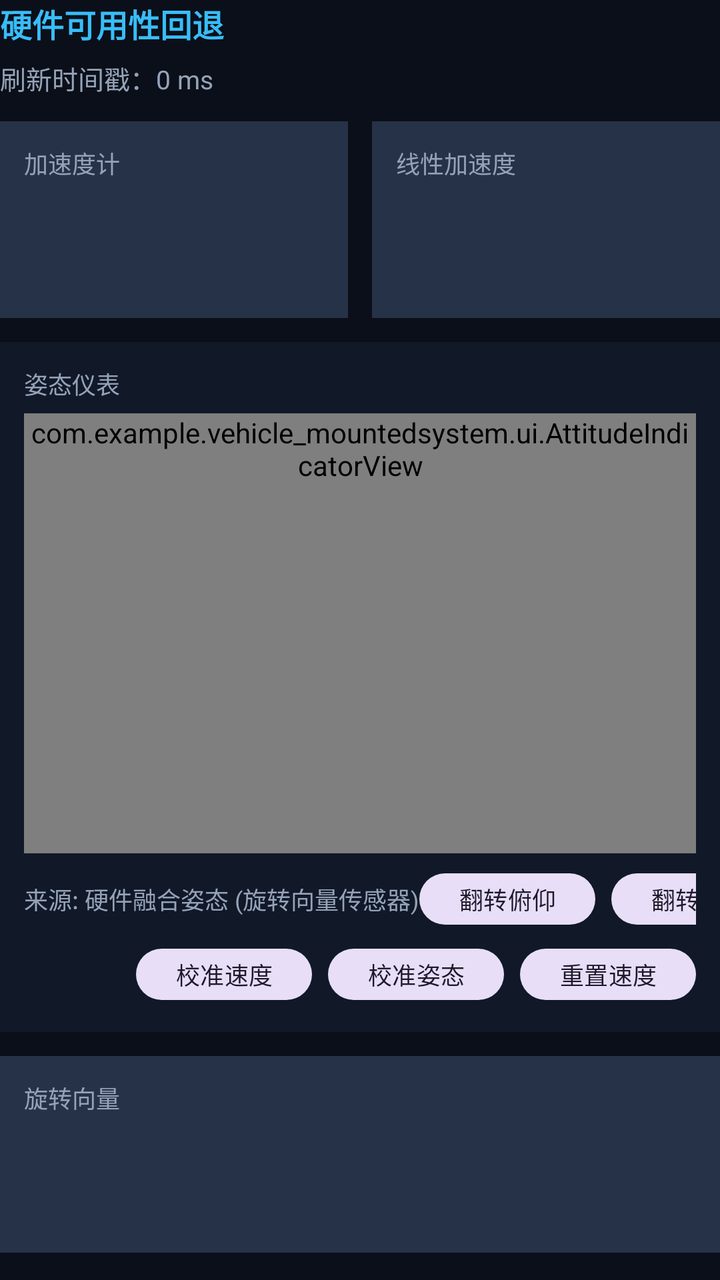
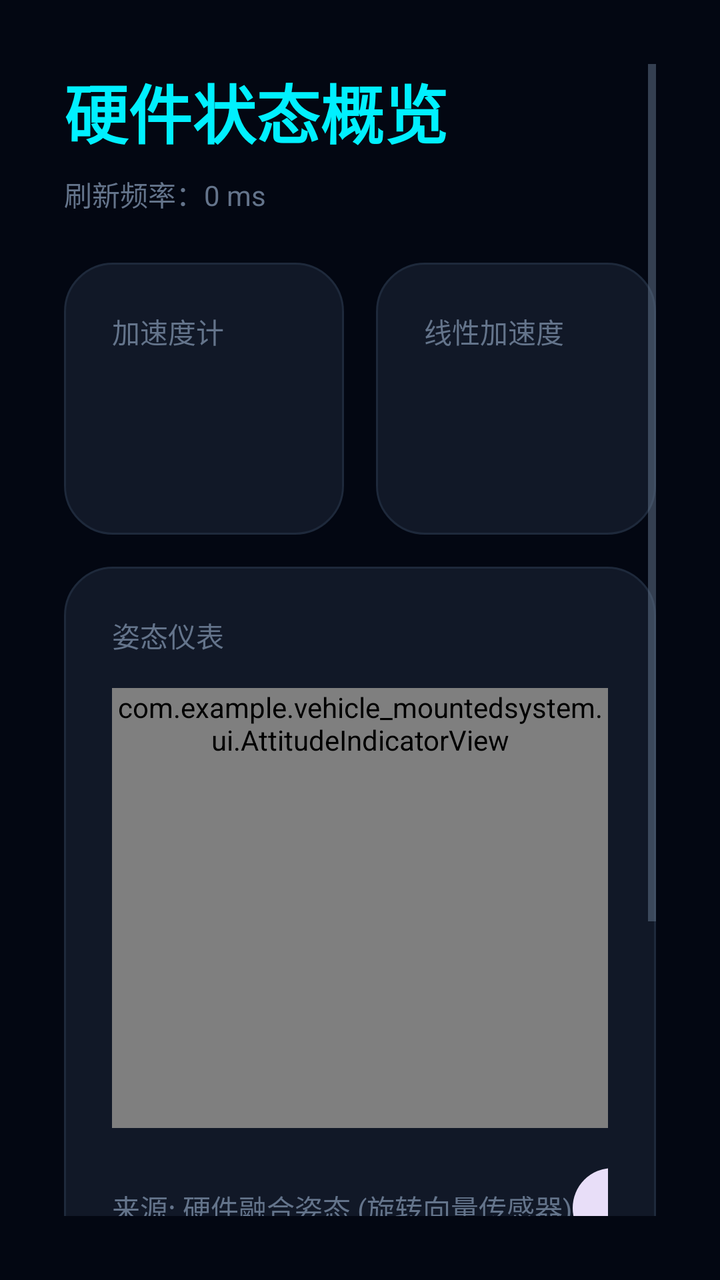

Before-and-after screenshots of an Android layout around one commit, followed by the original layout XML and the change that was made.
<!-- AndroidManifest.xml: application theme Theme.VehiclemountedSystem -->
<!-- res/layout/page_sensor.xml -->
<?xml version="1.0" encoding="utf-8"?>
<ScrollView xmlns:android="http://schemas.android.com/apk/res/android"
    android:id="@+id/pageSensorRoot"
    android:layout_width="match_parent"
    android:layout_height="match_parent"
    android:fillViewport="true">

    <LinearLayout
        android:layout_width="match_parent"
        android:layout_height="wrap_content"
        android:orientation="vertical">

        <TextView
            android:id="@+id/sensorPageTitle"
            android:layout_width="wrap_content"
            android:layout_height="wrap_content"
            android:text="@string/page_sensor_badge"
            android:textColor="@color/accent_blue"
            android:textSize="@dimen/page_title_text_size"
            android:textStyle="bold" />

        <TextView
            android:id="@+id/sensorTimestampValue"
            android:layout_width="match_parent"
            android:layout_height="wrap_content"
            android:layout_marginTop="@dimen/page_micro_gap"
            android:text="@string/sensor_timestamp_default"
            android:textColor="@color/text_secondary"
            android:textSize="@dimen/page_status_text_size" />

        <LinearLayout
            android:layout_width="match_parent"
            android:layout_height="wrap_content"
            android:layout_marginTop="@dimen/page_section_gap"
            android:orientation="horizontal">

            <LinearLayout
                android:layout_width="0dp"
                android:layout_height="wrap_content"
                android:layout_marginEnd="@dimen/page_card_gap"
                android:layout_weight="1"
                android:background="@color/card_panel_bg"
                android:orientation="vertical"
                android:padding="@dimen/page_card_padding">

                <TextView
                    android:layout_width="wrap_content"
                    android:layout_height="wrap_content"
                    android:text="@string/page_label_accelerometer"
                    android:textColor="@color/text_secondary"
                    android:textSize="@dimen/page_label_text_size" />

                <TextView
                    android:id="@+id/sensorAccelerometerValue"
                    android:layout_width="wrap_content"
                    android:layout_height="wrap_content"
                    android:layout_marginTop="@dimen/page_micro_gap"
                    android:textColor="@color/text_primary"
                    android:textSize="@dimen/page_value_text_size" />

                <TextView
                    android:id="@+id/sensorAccelerometerStatus"
                    android:layout_width="wrap_content"
                    android:layout_height="wrap_content"
                    android:layout_marginTop="@dimen/page_micro_gap"
                    android:textColor="@color/accent_amber"
                    android:textSize="@dimen/page_status_text_size" />
            </LinearLayout>

            <LinearLayout
                android:layout_width="0dp"
                android:layout_height="wrap_content"
                android:layout_weight="1"
                android:background="@color/card_panel_bg"
                android:orientation="vertical"
                android:padding="@dimen/page_card_padding">

                <TextView
                    android:layout_width="wrap_content"
                    android:layout_height="wrap_content"
                    android:text="@string/page_label_linear_acceleration"
                    android:textColor="@color/text_secondary"
                    android:textSize="@dimen/page_label_text_size" />

                <TextView
                    android:id="@+id/sensorLinearAccelerationValue"
                    android:layout_width="wrap_content"
                    android:layout_height="wrap_content"
                    android:layout_marginTop="@dimen/page_micro_gap"
                    android:textColor="@color/text_primary"
                    android:textSize="@dimen/page_value_text_size" />

                <TextView
                    android:id="@+id/sensorLinearAccelerationStatus"
                    android:layout_width="wrap_content"
                    android:layout_height="wrap_content"
                    android:layout_marginTop="@dimen/page_micro_gap"
                    android:textColor="@color/accent_amber"
                    android:textSize="@dimen/page_status_text_size" />
            </LinearLayout>
        </LinearLayout>

        
        <LinearLayout
            android:layout_width="match_parent"
            android:layout_height="wrap_content"
            android:layout_marginTop="@dimen/page_card_gap"
            android:background="@color/card_panel_alt_bg"
            android:orientation="vertical"
            android:padding="@dimen/page_card_padding">

            <TextView
                android:layout_width="wrap_content"
                android:layout_height="wrap_content"
                android:text="姿态仪表"
                android:textColor="@color/text_secondary"
                android:textSize="@dimen/page_label_text_size" />

            <com.example.vehicle_mountedsystem.ui.AttitudeIndicatorView
                android:id="@+id/sensorAttitudeIndicator"
                android:layout_width="match_parent"
                android:layout_height="0dp"
                android:layout_marginTop="@dimen/page_micro_gap"
                android:layout_weight="1"
                android:minHeight="220dp" />

            <LinearLayout
                android:layout_width="match_parent"
                android:layout_height="wrap_content"
                android:layout_marginTop="@dimen/page_micro_gap"
                android:orientation="horizontal">

                <TextView
                    android:layout_width="wrap_content"
                    android:layout_height="wrap_content"
                    android:text="来源: 硬件融合姿态 (旋转向量传感器)"
                    android:textColor="@color/text_secondary"
                    android:textSize="@dimen/page_label_text_size" />

                <View
                    android:layout_width="0dp"
                    android:layout_height="0dp"
                    android:layout_weight="1" />

                <Button
                    android:id="@+id/sensorFlipPitch"
                    style="@style/Widget.Material3.Button.TonalButton"
                    android:layout_width="wrap_content"
                    android:layout_height="wrap_content"
                    android:layout_marginEnd="8dp"
                    android:minHeight="0dp"
                    android:paddingHorizontal="12dp"
                    android:paddingVertical="4dp"
                    android:text="翻转俯仰"
                    android:textSize="@dimen/page_label_text_size" />

                <Button
                    android:id="@+id/sensorFlipRoll"
                    style="@style/Widget.Material3.Button.TonalButton"
                    android:layout_width="wrap_content"
                    android:layout_height="wrap_content"
                    android:minHeight="0dp"
                    android:paddingHorizontal="12dp"
                    android:paddingVertical="4dp"
                    android:text="翻转横滚"
                    android:textSize="@dimen/page_label_text_size" />
            </LinearLayout>

            <LinearLayout
                android:layout_width="match_parent"
                android:layout_height="wrap_content"
                android:layout_marginTop="4dp"
                android:orientation="horizontal">

                <View
                    android:layout_width="0dp"
                    android:layout_height="0dp"
                    android:layout_weight="1" />

                <Button
                    android:id="@+id/sensorImuCalibrate"
                    style="@style/Widget.Material3.Button.TonalButton"
                    android:layout_width="wrap_content"
                    android:layout_height="wrap_content"
                    android:layout_marginEnd="8dp"
                    android:minHeight="0dp"
                    android:paddingHorizontal="12dp"
                    android:paddingVertical="4dp"
                    android:text="校准速度"
                    android:textSize="@dimen/page_label_text_size" />

                <Button
                    android:id="@+id/sensorAttitudeCalibrate"
                    style="@style/Widget.Material3.Button.TonalButton"
                    android:layout_width="wrap_content"
                    android:layout_height="wrap_content"
                    android:layout_marginEnd="8dp"
                    android:minHeight="0dp"
                    android:paddingHorizontal="12dp"
                    android:paddingVertical="4dp"
                    android:text="校准姿态"
                    android:textSize="@dimen/page_label_text_size" />

                <Button
                    android:id="@+id/sensorImuReset"
                    style="@style/Widget.Material3.Button.TonalButton"
                    android:layout_width="wrap_content"
                    android:layout_height="wrap_content"
                    android:minHeight="0dp"
                    android:paddingHorizontal="12dp"
                    android:paddingVertical="4dp"
                    android:text="重置速度"
                    android:textSize="@dimen/page_label_text_size" />
            </LinearLayout>
        </LinearLayout>

        <LinearLayout
            android:layout_width="match_parent"
            android:layout_height="wrap_content"
            android:layout_marginTop="@dimen/page_card_gap"
            android:orientation="horizontal">

            <LinearLayout
                android:layout_width="0dp"
                android:layout_height="wrap_content"
                android:layout_weight="1"
                android:background="@color/card_panel_bg"
                android:orientation="vertical"
                android:padding="@dimen/page_card_padding">

                <TextView
                    android:layout_width="wrap_content"
                    android:layout_height="wrap_content"
                    android:text="@string/page_label_rotation_vector"
                    android:textColor="@color/text_secondary"
                    android:textSize="@dimen/page_label_text_size" />

                <TextView
                    android:id="@+id/sensorRotationVectorValue"
                    android:layout_width="wrap_content"
                    android:layout_height="wrap_content"
                    android:layout_marginTop="@dimen/page_micro_gap"
                    android:textColor="@color/text_primary"
                    android:textSize="@dimen/page_value_text_size" />

                <TextView
                    android:id="@+id/sensorRotationVectorStatus"
                    android:layout_width="wrap_content"
                    android:layout_height="wrap_content"
                    android:layout_marginTop="@dimen/page_micro_gap"
                    android:textColor="@color/accent_amber"
                    android:textSize="@dimen/page_status_text_size" />
            </LinearLayout>
        </LinearLayout>
    </LinearLayout>
</ScrollView>
<!-- resources referenced by this layout -->
<resources>
  <color name="accent_amber">#F59E0B</color>
  <color name="accent_blue">#38BDF8</color>
  <color name="card_panel_alt_bg">#111827</color>
  <color name="card_panel_bg">#263247</color>
  <color name="text_primary">#F8FAFC</color>
  <color name="text_secondary">#94A3B8</color>
  <dimen name="page_card_gap">12dp</dimen>
  <dimen name="page_card_padding">12dp</dimen>
  <dimen name="page_label_text_size">12sp</dimen>
  <dimen name="page_micro_gap">6dp</dimen>
  <dimen name="page_section_gap">12dp</dimen>
  <dimen name="page_status_text_size">13sp</dimen>
  <dimen name="page_title_text_size">16sp</dimen>
  <dimen name="page_value_text_size">20sp</dimen>
  <string name="page_label_accelerometer">加速度计</string>
  <string name="page_label_linear_acceleration">线性加速度</string>
  <string name="page_label_rotation_vector">旋转向量</string>
  <string name="page_sensor_badge">硬件可用性回退</string>
  <string name="sensor_timestamp_default">刷新时间戳：0 ms</string>
  <style name="Theme.VehiclemountedSystem" parent="Base.Theme.VehiclemountedSystem" />
  <style name="Base.Theme.VehiclemountedSystem" parent="Theme.Material3.DayNight.NoActionBar">
          
          <item name="android:windowBackground">@color/bg_dark</item>
          <item name="colorPrimary">@color/accent_cyan</item>
          <item name="colorSecondary">@color/accent_blue</item>
          <item name="android:textColorPrimary">@color/text_primary</item>
          <item name="android:textColorSecondary">@color/text_secondary</item>
      </style>
  <color name="bg_dark">#0B0F19</color>
  <color name="accent_cyan">#06B6D4</color>
</resources>

<!-- the commit's change to res/layout/page_sensor.xml (unified diff, before → after) -->
@@ -3,6 +3,7 @@
     android:id="@+id/pageSensorRoot"
     android:layout_width="match_parent"
     android:layout_height="match_parent"
+    android:padding="@dimen/shell_content_padding"
     android:fillViewport="true">
 
     <LinearLayout
@@ -15,8 +16,8 @@
             android:layout_width="wrap_content"
             android:layout_height="wrap_content"
             android:text="@string/page_sensor_badge"
-            android:textColor="@color/accent_blue"
-            android:textSize="@dimen/page_title_text_size"
+            android:textColor="@color/accent_cyan"
+            android:textSize="@dimen/shell_title_text_size"
             android:textStyle="bold" />
 
         <TextView
@@ -31,7 +32,7 @@
         <LinearLayout
             android:layout_width="match_parent"
             android:layout_height="wrap_content"
-            android:layout_marginTop="@dimen/page_section_gap"
+            android:layout_marginTop="@dimen/shell_content_gap"
             android:orientation="horizontal">
 
             <LinearLayout
@@ -39,9 +40,9 @@
                 android:layout_height="wrap_content"
                 android:layout_marginEnd="@dimen/page_card_gap"
                 android:layout_weight="1"
-                android:background="@color/card_panel_bg"
+                android:background="@drawable/bg_card_rounded"
                 android:orientation="vertical"
-                android:padding="@dimen/page_card_padding">
+                android:padding="@dimen/shell_card_padding">
 
                 <TextView
                     android:layout_width="wrap_content"
@@ -56,7 +57,8 @@
                     android:layout_height="wrap_content"
                     android:layout_marginTop="@dimen/page_micro_gap"
                     android:textColor="@color/text_primary"
-                    android:textSize="@dimen/page_value_text_size" />
+                    android:textSize="@dimen/page_value_text_size"
+                    android:textStyle="bold" />
 
                 <TextView
                     android:id="@+id/sensorAccelerometerStatus"
@@ -71,9 +73,9 @@
                 android:layout_width="0dp"
                 android:layout_height="wrap_content"
                 android:layout_weight="1"
-                android:background="@color/card_panel_bg"
+                android:background="@drawable/bg_card_rounded"
                 android:orientation="vertical"
-                android:padding="@dimen/page_card_padding">
+                android:padding="@dimen/shell_card_padding">
 
                 <TextView
                     android:layout_width="wrap_content"
@@ -88,7 +90,8 @@
                     android:layout_height="wrap_content"
                     android:layout_marginTop="@dimen/page_micro_gap"
                     android:textColor="@color/text_primary"
-                    android:textSize="@dimen/page_value_text_size" />
+                    android:textSize="@dimen/page_value_text_size"
+                    android:textStyle="bold" />
 
                 <TextView
                     android:id="@+id/sensorLinearAccelerationStatus"
@@ -105,9 +108,9 @@
             android:layout_width="match_parent"
             android:layout_height="wrap_content"
             android:layout_marginTop="@dimen/page_card_gap"
-            android:background="@color/card_panel_alt_bg"
+            android:background="@drawable/bg_card_rounded"
             android:orientation="vertical"
-            android:padding="@dimen/page_card_padding">
+            android:padding="@dimen/shell_card_padding">
 
             <TextView
                 android:layout_width="wrap_content"
@@ -120,14 +123,15 @@
                 android:id="@+id/sensorAttitudeIndicator"
                 android:layout_width="match_parent"
                 android:layout_height="0dp"
-                android:layout_marginTop="@dimen/page_micro_gap"
+                android:layout_marginTop="@dimen/page_card_gap"
                 android:layout_weight="1"
                 android:minHeight="220dp" />
 
             <LinearLayout
                 android:layout_width="match_parent"
                 android:layout_height="wrap_content"
-                android:layout_marginTop="@dimen/page_micro_gap"
+                android:layout_marginTop="@dimen/page_card_gap"
+                android:gravity="center_vertical"
                 android:orientation="horizontal">
 
                 <TextView
@@ -148,28 +152,21 @@
                     android:layout_width="wrap_content"
                     android:layout_height="wrap_content"
                     android:layout_marginEnd="8dp"
-                    android:minHeight="0dp"
-                    android:paddingHorizontal="12dp"
-                    android:paddingVertical="4dp"
-                    android:text="翻转俯仰"
-                    android:textSize="@dimen/page_label_text_size" />
+                    android:text="翻转俯仰" />
 
                 <Button
                     android:id="@+id/sensorFlipRoll"
                     style="@style/Widget.Material3.Button.TonalButton"
                     android:layout_width="wrap_content"
                     android:layout_height="wrap_content"
-                    android:minHeight="0dp"
-                    android:paddingHorizontal="12dp"
-                    android:paddingVertical="4dp"
-                    android:text="翻转横滚"
-                    android:textSize="@dimen/page_label_text_size" />
+                    android:text="翻转横滚" />
             </LinearLayout>
 
             <LinearLayout
                 android:layout_width="match_parent"
                 android:layout_height="wrap_content"
-                android:layout_marginTop="4dp"
+                android:layout_marginTop="8dp"
+                android:gravity="center_vertical"
                 android:orientation="horizontal">
 
                 <View
@@ -183,11 +180,7 @@
                     android:layout_width="wrap_content"
                     android:layout_height="wrap_content"
                     android:layout_marginEnd="8dp"
-                    android:minHeight="0dp"
-                    android:paddingHorizontal="12dp"
-                    android:paddingVertical="4dp"
-                    android:text="校准速度"
-                    android:textSize="@dimen/page_label_text_size" />
+                    android:text="校准速度" />
 
                 <Button
                     android:id="@+id/sensorAttitudeCalibrate"
@@ -195,22 +188,14 @@
                     android:layout_width="wrap_content"
                     android:layout_height="wrap_content"
                     android:layout_marginEnd="8dp"
-                    android:minHeight="0dp"
-                    android:paddingHorizontal="12dp"
-                    android:paddingVertical="4dp"
-                    android:text="校准姿态"
-                    android:textSize="@dimen/page_label_text_size" />
+                    android:text="校准姿态" />
 
                 <Button
                     android:id="@+id/sensorImuReset"
                     style="@style/Widget.Material3.Button.TonalButton"
                     android:layout_width="wrap_content"
                     android:layout_height="wrap_content"
-                    android:minHeight="0dp"
-                    android:paddingHorizontal="12dp"
-                    android:paddingVertical="4dp"
-                    android:text="重置速度"
-                    android:textSize="@dimen/page_label_text_size" />
+                    android:text="重置速度" />
             </LinearLayout>
         </LinearLayout>
 
@@ -224,9 +209,9 @@
                 android:layout_width="0dp"
                 android:layout_height="wrap_content"
                 android:layout_weight="1"
-                android:background="@color/card_panel_bg"
+                android:background="@drawable/bg_card_rounded"
                 android:orientation="vertical"
-                android:padding="@dimen/page_card_padding">
+                android:padding="@dimen/shell_card_padding">
 
                 <TextView
                     android:layout_width="wrap_content"
@@ -241,7 +226,8 @@
                     android:layout_height="wrap_content"
                     android:layout_marginTop="@dimen/page_micro_gap"
                     android:textColor="@color/text_primary"
-                    android:textSize="@dimen/page_value_text_size" />
+                    android:textSize="@dimen/page_value_text_size"
+                    android:textStyle="bold" />
 
                 <TextView
                     android:id="@+id/sensorRotationVectorStatus"
<!-- resource entries referenced after the edit -->
@@ -1,25 +1,36 @@
 <!-- resources referenced by this layout -->
 <resources>
   <color name="accent_amber">#F59E0B</color>
-  <color name="accent_blue">#38BDF8</color>
-  <color name="card_panel_alt_bg">#111827</color>
-  <color name="card_panel_bg">#263247</color>
+  <color name="accent_blue">#0057FF</color>
   <color name="text_primary">#F8FAFC</color>
-  <color name="text_secondary">#94A3B8</color>
-  <dimen name="page_card_gap">12dp</dimen>
-  <dimen name="page_card_padding">12dp</dimen>
-  <dimen name="page_label_text_size">12sp</dimen>
-  <dimen name="page_micro_gap">6dp</dimen>
-  <dimen name="page_section_gap">12dp</dimen>
-  <dimen name="page_status_text_size">13sp</dimen>
-  <dimen name="page_title_text_size">16sp</dimen>
-  <dimen name="page_value_text_size">20sp</dimen>
+  <color name="text_secondary">#64748B</color>
+  <dimen name="page_card_gap">16dp</dimen>
+  <dimen name="page_label_text_size">14sp</dimen>
+  <dimen name="page_micro_gap">8dp</dimen>
+  <dimen name="page_status_text_size">14sp</dimen>
+  <dimen name="page_value_text_size">24sp</dimen>
+  <dimen name="shell_card_padding">24dp</dimen>
+  <dimen name="shell_content_gap">24dp</dimen>
+  <dimen name="shell_content_padding">32dp</dimen>
+  <dimen name="shell_title_text_size">32sp</dimen>
+  <!-- drawable bg_card_rounded (drawable) -->
+  <?xml version="1.0" encoding="utf-8"?>
+  <shape xmlns:android="http://schemas.android.com/apk/res/android">
+      <solid android:color="@color/card_bg" />
+      <corners android:radius="@dimen/shell_card_radius" />
+      <stroke 
+          android:width="1dp" 
+          android:color="@color/border_color" />
+  </shape>
   <string name="page_label_accelerometer">加速度计</string>
   <string name="page_label_linear_acceleration">线性加速度</string>
   <string name="page_label_rotation_vector">旋转向量</string>
-  <string name="page_sensor_badge">硬件可用性回退</string>
-  <string name="sensor_timestamp_default">刷新时间戳：0 ms</string>
+  <string name="page_sensor_badge">硬件状态概览</string>
+  <string name="sensor_timestamp_default">刷新频率：0 ms</string>
   <style name="Theme.VehiclemountedSystem" parent="Base.Theme.VehiclemountedSystem" />
+  <color name="card_bg">#111827</color>
+  <dimen name="shell_card_radius">24dp</dimen>
+  <color name="border_color">#1E293B</color>
   <style name="Base.Theme.VehiclemountedSystem" parent="Theme.Material3.DayNight.NoActionBar">
           
           <item name="android:windowBackground">@color/bg_dark</item>
@@ -28,7 +39,7 @@
           <item name="android:textColorPrimary">@color/text_primary</item>
           <item name="android:textColorSecondary">@color/text_secondary</item>
       </style>
-  <color name="bg_dark">#0B0F19</color>
-  <color name="accent_cyan">#06B6D4</color>
+  <color name="bg_dark">#030712</color>
+  <color name="accent_cyan">#00F0FF</color>
 </resources>
 
